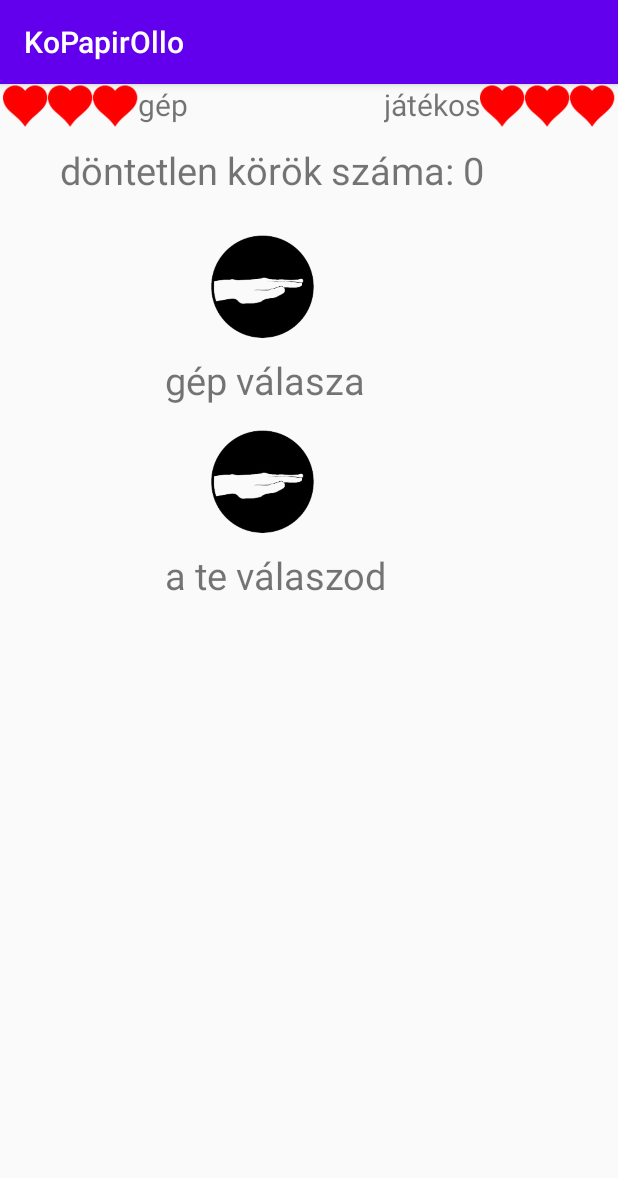
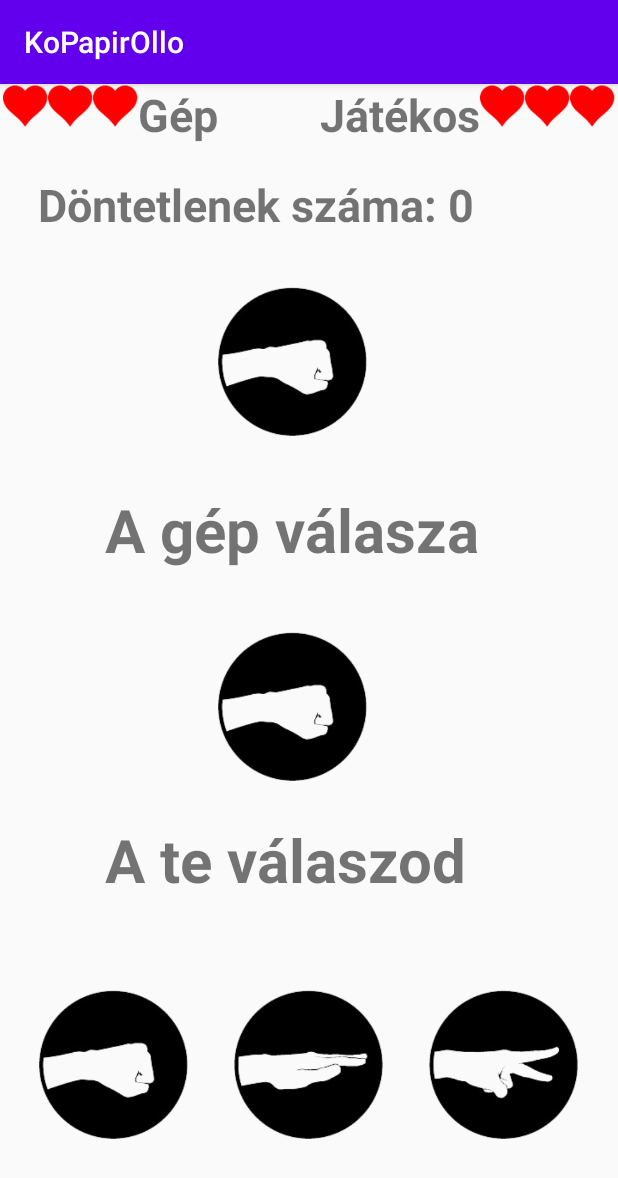
Before and after one commit to marci1999/koPapirOllo, an Android app: the screen it shows after launch (MainActivity), on a phone screen of 412 x 824 dp. Shown: the top 1178 px of the screen. Run offline under Robolectric (Android 15) with nearby library versions, the phone set to English and light mode, and no system bars.

Commit message:
most jöhet a kod

```diff
--- a/app/src/main/res/layout/activity_main.xml
+++ b/app/src/main/res/layout/activity_main.xml
@@ -8,7 +8,7 @@
 
     <LinearLayout
         android:layout_width="1200dp"
-        android:layout_height="30dp"
+        android:layout_height="50dp"
         android:paddingRight="2dp"
         android:paddingLeft="2dp"
         android:orientation="horizontal"
@@ -44,17 +44,18 @@
         <TextView
             android:layout_width="wrap_content"
             android:layout_height="wrap_content"
-            android:text="gép"
+            android:text="Gép"
             app:layout_constraintBottom_toBottomOf="parent"
             app:layout_constraintLeft_toLeftOf="parent"
             app:layout_constraintRight_toRightOf="parent"
             app:layout_constraintTop_toTopOf="parent"
-            android:textSize="20dp"/>
+            android:textSize="30dp"
+            android:textStyle="bold"/>
     </LinearLayout>
 
     <LinearLayout
         android:layout_width="1200dp"
-        android:layout_height="30dp"
+        android:layout_height="50dp"
         android:paddingRight="2dp"
         android:paddingLeft="2dp"
         android:orientation="horizontal"
@@ -62,12 +63,13 @@
         <TextView
             android:layout_width="wrap_content"
             android:layout_height="wrap_content"
-            android:text="játékos"
+            android:text="Játékos"
             app:layout_constraintBottom_toBottomOf="parent"
             app:layout_constraintLeft_toLeftOf="parent"
             app:layout_constraintRight_toRightOf="parent"
             app:layout_constraintTop_toTopOf="parent"
-            android:textSize="20dp"/>
+            android:textSize="30dp"
+            android:textStyle="bold"/>
         <ImageView
             android:layout_width="30dp"
             android:layout_height="30dp"
@@ -100,62 +102,91 @@
     <LinearLayout
         android:layout_width="1200dp"
         android:layout_height="750dp"
-        android:paddingTop="40dp"
-        android:paddingLeft="40dp">
+        android:paddingTop="60dp"
+        android:paddingLeft="25dp">
         <TextView
             android:layout_width="wrap_content"
             android:layout_height="wrap_content"
-            android:text="döntetlen körök száma: 0"
+            android:text="Döntetlenek száma: 0"
             android:id="@+id/dontetlenKorok"
-            android:textSize="25dp"/>
+            android:textSize="30dp"
+            android:textStyle="bold"/>
     </LinearLayout>
 
     <LinearLayout
         android:layout_width="1200dp"
-        android:layout_height="200dp"
-        android:paddingTop="90dp"
+        android:layout_height="300dp"
+        android:paddingTop="120dp"
         android:paddingLeft="130dp">
         <ImageView
-            android:layout_width="90dp"
-            android:layout_height="90dp"
-            android:src="@drawable/paper"
+            android:layout_width="130dp"
+            android:layout_height="130dp"
+            android:src="@drawable/rock"
             android:id="@+id/gepJele"></ImageView>
     </LinearLayout>
 
     <LinearLayout
         android:layout_width="1200dp"
-        android:layout_height="750dp"
-        android:paddingTop="180dp"
-        android:paddingLeft="110dp">
+        android:layout_height="770dp"
+        android:paddingTop="270dp"
+        android:paddingLeft="70dp">
         <TextView
             android:layout_width="wrap_content"
             android:layout_height="wrap_content"
-            android:text="gép válasza"
-            android:textSize="25dp"/>
+            android:text="A gép válasza"
+            android:textSize="40dp"
+            android:textStyle="bold"/>
     </LinearLayout>
 
     <LinearLayout
         android:layout_width="1200dp"
-        android:layout_height="400dp"
-        android:paddingTop="220dp"
+        android:layout_height="550dp"
+        android:paddingTop="350dp"
         android:paddingLeft="130dp">
         <ImageView
-            android:layout_width="90dp"
-            android:layout_height="90dp"
-            android:src="@drawable/paper"
-            android:id="@+id/jatekosJele"></ImageView>
+            android:layout_width="130dp"
+            android:layout_height="130dp"
+            android:src="@drawable/rock"
+            android:id="@+id/jatekosJele"/>
     </LinearLayout>
 
     <LinearLayout
         android:layout_width="1200dp"
         android:layout_height="750dp"
-        android:paddingTop="310dp"
-        android:paddingLeft="110dp">
+        android:paddingTop="490dp"
+        android:paddingLeft="70dp">
         <TextView
             android:layout_width="wrap_content"
             android:layout_height="wrap_content"
-            android:text="a te válaszod"
-            android:textSize="25dp"/>
+            android:text="A te válaszod"
+            android:textSize="40dp"
+            android:textStyle="bold"/>
+    </LinearLayout>
+
+    <LinearLayout
+        android:layout_width="1200dp"
+        android:layout_height="5000dp"
+        android:paddingTop="540dp"
+        android:orientation="horizontal"
+        android:gravity="center">
+        <Button
+            android:layout_width="130dp"
+            android:layout_height="130dp"
+            android:background="@drawable/rock"
+            android:id="@+id/ko"/>
+        <Button
+            android:layout_width="130dp"
+            android:layout_height="130dp"
+            android:background="@drawable/paper"
+            android:id="@+id/papir"/>
+        <Button
+            android:layout_width="130dp"
+            android:layout_height="130dp"
+            android:background="@drawable/scissors"
+            android:id="@+id/ollo"/>
+
+
+
     </LinearLayout>
 
 
```
